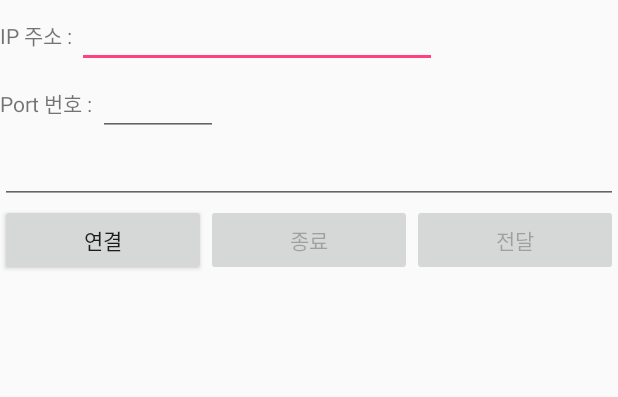
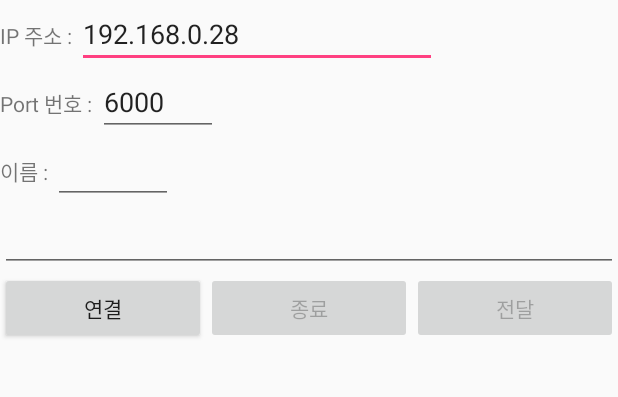
Before and after one commit to j991132/echo, an Android app: the screen it shows after launch (MainActivity), on a phone screen of 412 x 824 dp, the part 113-510 px from its top. Run offline under Robolectric (Android 15) with nearby library versions, the phone set to English and light mode, and no system bars.

```diff
--- a/app/src/main/AndroidManifest.xml
+++ b/app/src/main/AndroidManifest.xml
@@ -1,6 +1,8 @@
 <?xml version="1.0" encoding="utf-8"?>
 <manifest xmlns:android="http://schemas.android.com/apk/res/android"
     package="com.example.pjw.quzzer">
+
+    <uses-permission android:name="android.permission.INTERNET" />
 
     <application
         android:allowBackup="true"
@@ -16,6 +18,7 @@
                 <category android:name="android.intent.category.LAUNCHER" />
             </intent-filter>
         </activity>
+        <activity android:name=".subActivity"></activity>
     </application>
-    <uses-permission android:name="android.permission.INTERNET"/>
+
 </manifest>
--- a/app/src/main/java/com/example/pjw/quzzer/MainActivity.java
+++ b/app/src/main/java/com/example/pjw/quzzer/MainActivity.java
@@ -1,5 +1,6 @@
 package com.example.pjw.quzzer;
 
+import android.content.Intent;
 import android.os.Handler;
 import android.os.HandlerThread;
 import android.os.Looper;
@@ -48,7 +49,7 @@ public class MainActivity extends AppCompatActivity {
 
     private String ip;
     private int port = 6000;
-    private String TAG = "TcpClientActivity";
+    private String TAG = "MainActivity";
 
     //핸들러가 수행하는 기능은 아래 상수에 의해 결정
     public static final int MSG_CONNECT=1;
@@ -80,6 +81,7 @@ public class MainActivity extends AppCompatActivity {
         final EditText eip= (EditText) findViewById(R.id.editText1);
         final EditText eport= (EditText) findViewById(R.id.editText2);
         final EditText et= (EditText) findViewById(R.id.editText3);
+        final EditText ename= (EditText) findViewById(R.id.editText4);
 
         connect = (Button)findViewById(R.id.button1);
         finish =  (Button)findViewById(R.id.button2);
@@ -168,6 +170,26 @@ public class MainActivity extends AppCompatActivity {
                         //스레드 생성하고 서버IP 주소와 포트번호 넘겨주기
                         client = new TCPClient(ip, port);
                         client.start();
+                        Log.d(TAG, "통신스레드시작");
+
+                        if (connect) {
+
+                                Log.d(TAG, "소켓시작");
+                                Intent intent = new Intent(MainActivity.this, subActivity.class);
+                                intent.putExtra("name", ename.getText().toString());
+                                startActivity(intent);
+                                Log.d(TAG, "액티비티 2시작");
+
+                                //핸들러로부터 메시지 하나 반환받는다(new로 생성하는 것이 아닌 핸들러에 있는 msg 가져오기)
+                                Message msg = mServiceHandler.obtainMessage();
+                                msg.what = MSG_START;
+                                msg.obj = ename.getText().toString();
+                                Log.d(TAG, "서버전달시작");
+                                //핸들러스레드를 통해 문자를 서버에 전달
+                                mServiceHandler.sendMessage(msg);
+                                Log.d(TAG, "서버전달 완료");
+
+                        }
                     }catch (RuntimeException e){
                         text.setText("IP주소나 포트번호가 잘못되었습니다..");
                         Log.d(TAG, "에러발생", e);
--- a/app/src/main/res/layout/activity_main.xml
+++ b/app/src/main/res/layout/activity_main.xml
@@ -29,6 +29,7 @@
             android:id="@+id/editText1"
             android:layout_width="240sp"
             android:layout_height="wrap_content"
+            android:text="192.168.0.28"
             />
     </LinearLayout>
 
@@ -44,6 +45,23 @@
 
         <EditText
             android:id="@+id/editText2"
+            android:layout_width="80sp"
+            android:layout_height="wrap_content"
+            android:text="6000"
+            />
+    </LinearLayout>
+    <LinearLayout
+        android:layout_width="match_parent"
+        android:layout_height="wrap_content"
+        >
+
+        <TextView
+            android:layout_width="wrap_content"
+            android:layout_height="wrap_content"
+            android:text="이름 : " />
+
+        <EditText
+            android:id="@+id/editText4"
             android:layout_width="80sp"
             android:layout_height="wrap_content"
             />
```
Also changed, not shown: app/src/main/java/com/example/pjw/quzzer/subActivity.java (added, +32 -0 lines), app/src/main/res/layout/activity_sub.xml (added, +19 -0 lines).
